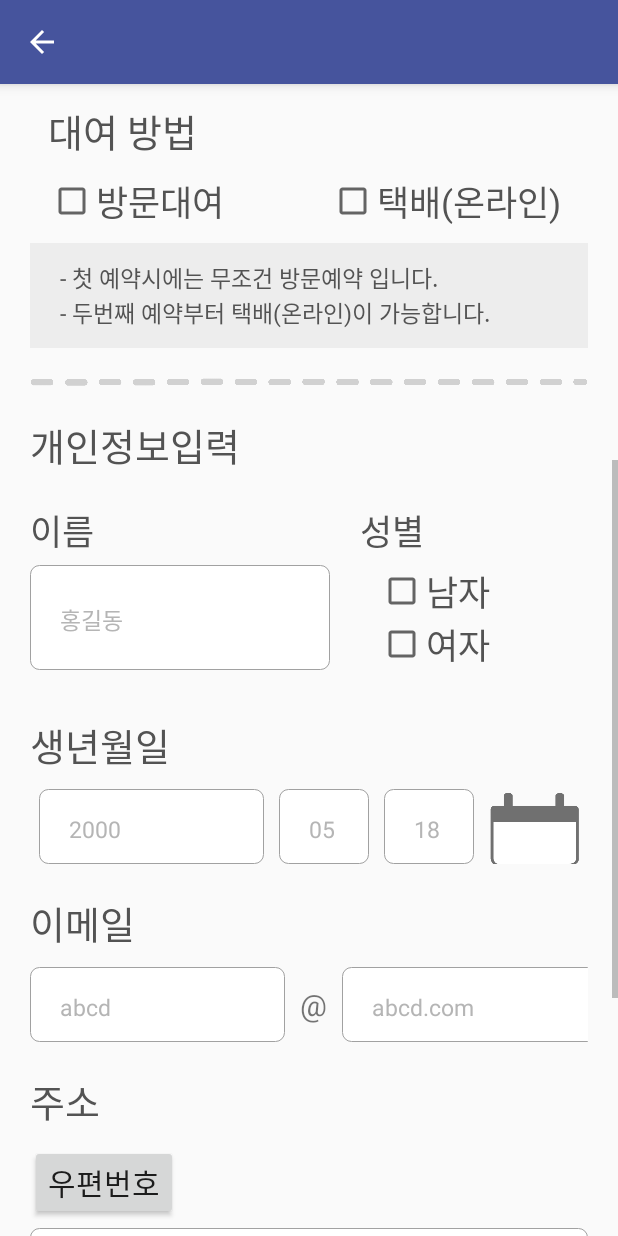
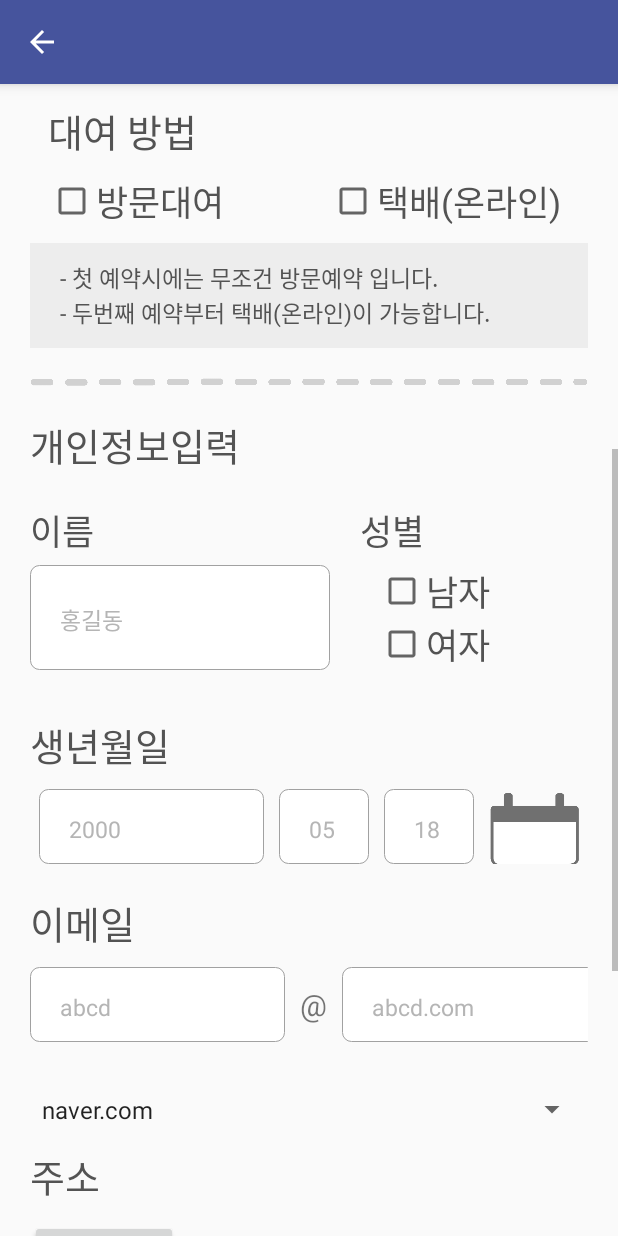
Before and after one commit to xoddus904/YouthWings, an Android app: the SuitLoanActivity2 screen opened directly, with no data from a screen before it, scrolled down 537 dp, on a phone screen of 412 x 824 dp. Run offline under Robolectric (Android 15) with nearby library versions, the phone set to English and light mode, and no system bars.

Commit message:
예약화면 사용자정보 구현 중...
*메인화면 Rolling ViewPager 사용하는 중...
*사용자 정보 email부분에 spinner 적용 중...

```diff
--- a/app/src/main/java/com/example/youthwings/SuitLoanActivity2.java
+++ b/app/src/main/java/com/example/youthwings/SuitLoanActivity2.java
@@ -7,6 +7,8 @@ import android.content.Intent;
 import android.os.Bundle;
 import android.view.MenuItem;
 import android.view.View;
+import android.widget.ArrayAdapter;
+import android.widget.Spinner;
 import android.widget.TextView;
 
 public class SuitLoanActivity2 extends AppCompatActivity {
@@ -31,6 +33,9 @@ public class SuitLoanActivity2 extends AppCompatActivity {
         TextView toolbarTitle = findViewById(R.id.toolbar_title);
         toolbarTitle.setText("");
         getSupportActionBar().setDisplayHomeAsUpEnabled(true); //뒤로가기버튼
+
+        //Spinner
+        Spinner spinner = findViewById(R.id.email_spinner);
     }
 
     //툴바
--- a/app/src/main/res/layout/activity_suit_loan2.xml
+++ b/app/src/main/res/layout/activity_suit_loan2.xml
@@ -283,6 +283,11 @@
                 <LinearLayout
                     android:layout_width="match_parent"
                     android:layout_height="wrap_content"
+                    android:orientation="vertical">
+
+                    <LinearLayout
+                        android:layout_width="match_parent"
+                        android:layout_height="wrap_content"
                         android:layout_marginBottom="20dp"
                         android:gravity="center_vertical"
                         android:orientation="horizontal">
@@ -323,6 +328,13 @@
                             android:textColorHint="#B5B5B5"
                             android:textSize="15dp" />
 
+                    </LinearLayout>
+
+                    <Spinner
+                        android:id="@+id/email_spinner"
+                        android:entries="@array/abcd.com"
+                        android:layout_width="match_parent"
+                        android:layout_height="50dp"/>
 
                 </LinearLayout>
 
--- /dev/null
+++ b/app/src/main/res/values/suitloan2_email_array.xml
@@ -0,0 +1,10 @@
+<?xml version="1.0" encoding="utf-8"?>
+
+<resources>
+
+    <string-array name="abcd.com">
+        <item>naver.com</item>
+        <item>gmail.com</item>
+    </string-array>
+
+</resources>
```
Also changed, not shown: app/src/main/java/com/example/youthwings/MainActivity.java (+14 -0 lines), app/src/main/java/com/example/youthwings/adapter/MainViewPageAdapter.java (+17 -2 lines). Lines whose indentation alone changed are shown as unchanged.
